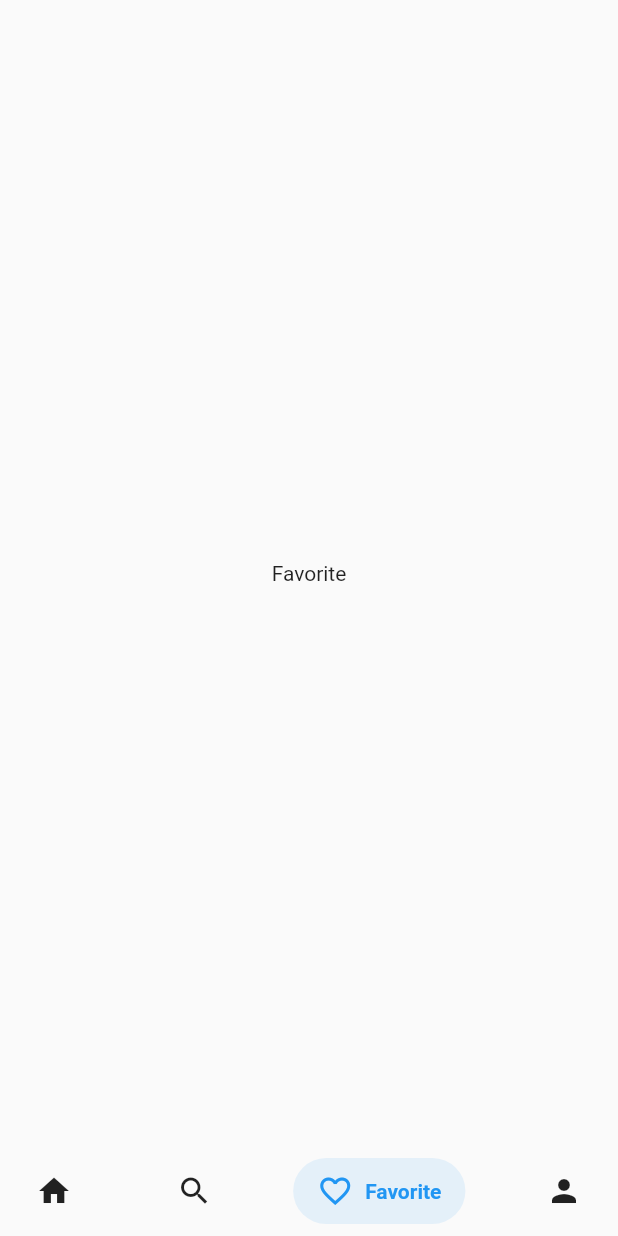
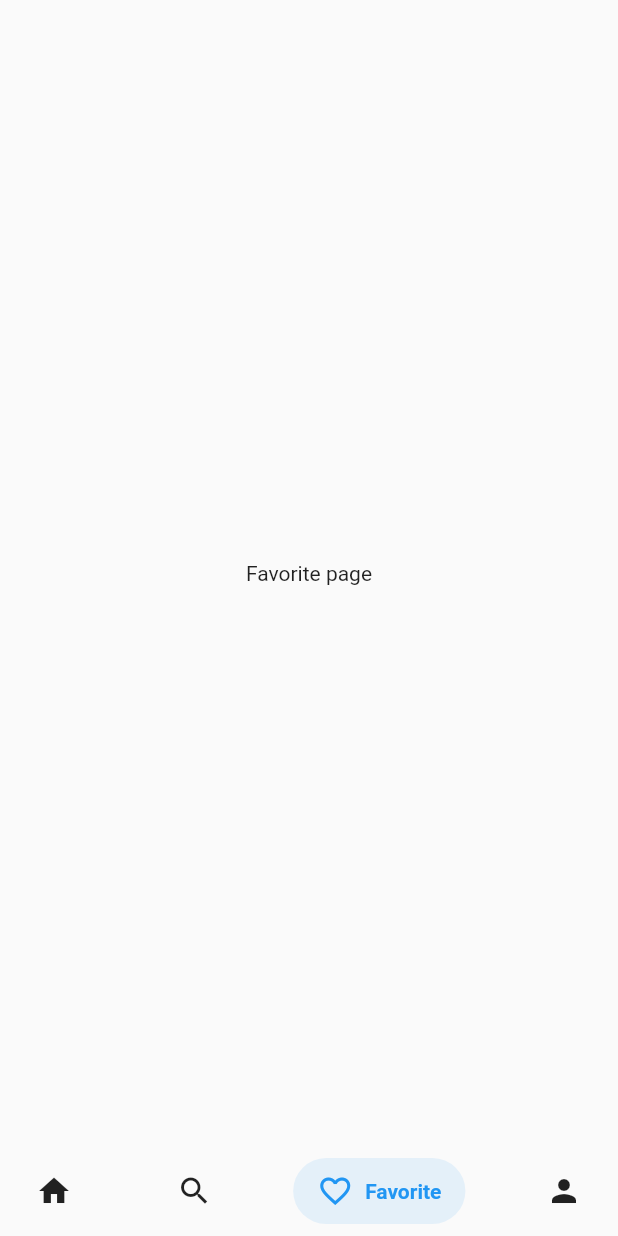
Before and after one commit to rabby220/Flutter-Salomon_Bottom-Bar, a Flutter app: the screen it shows after launch, item 3 of the bottom bar chosen, on a phone screen of 412 x 824 dp. Run offline on Flutter 3.47's test engine with Material 2 defaults, Android fonts, the phone set to English and light mode, and no system bars; drawn by our look-alikes of salomon_bottom_bar.

Commit message:
Favaorite Page Update

```diff
--- a/lib/bottom_bar/favorite_page.dart
+++ b/lib/bottom_bar/favorite_page.dart
@@ -16,7 +16,7 @@ class _FavoritePageState extends State<FavoritePage> {
       debugShowCheckedModeBanner: false,
       home: Scaffold(
         body: Center(
-          child: Text("Favorite"),
+          child: Text("Favorite page"),
         ),
       ),
     );
```
